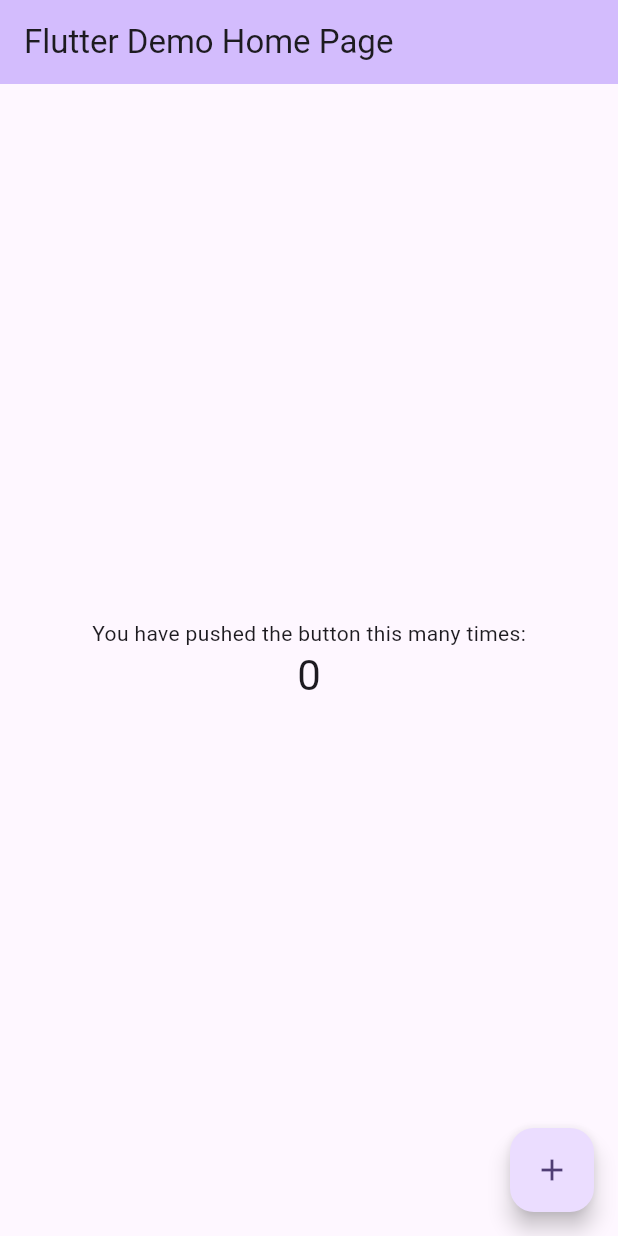
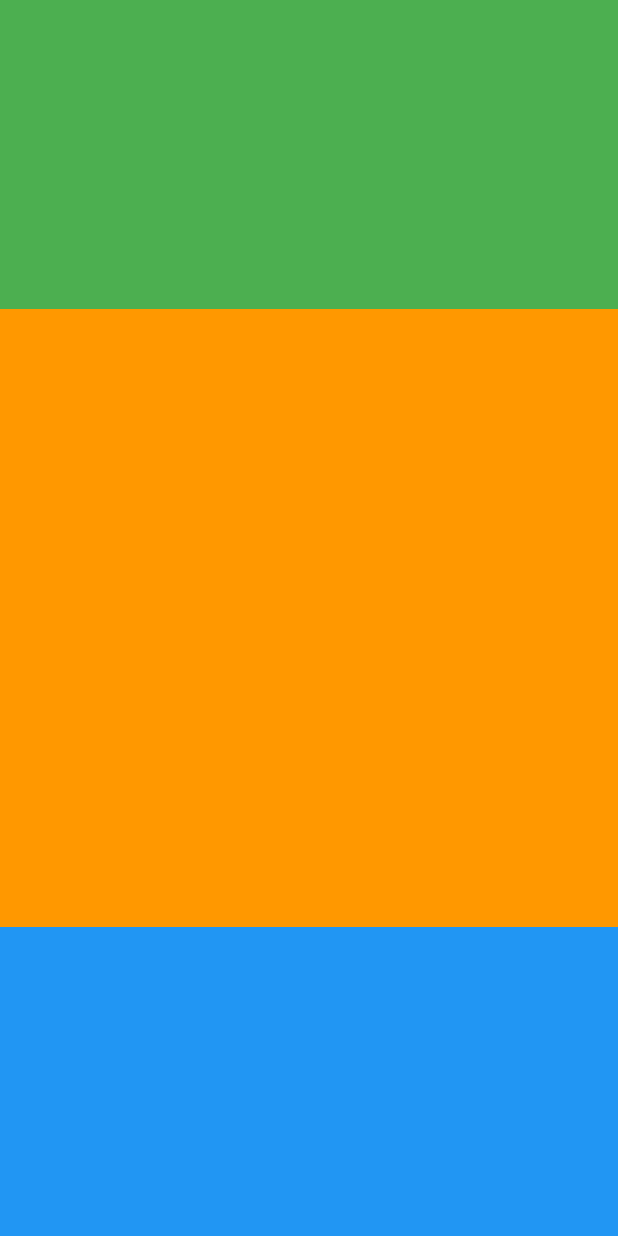
Before and after one commit to heereal/Pomodoro, a Flutter app: the screen it shows after launch, on a phone screen of 412 x 824 dp. Run offline on Flutter 3.47's test engine with Material 3 defaults, Android fonts, the phone set to English and light mode, and no system bars.

Commit message:
design: flexible widget

```diff
--- a/lib/main.dart
+++ b/lib/main.dart
@@ -1,4 +1,5 @@
 import 'package:flutter/material.dart';
+import 'package:pomodoro/screens/home_screen.dart';
 
 void main() {
   runApp(const MyApp());
@@ -11,115 +12,18 @@ class MyApp extends StatelessWidget {
   @override
   Widget build(BuildContext context) {
     return MaterialApp(
-      title: 'Flutter Demo',
       theme: ThemeData(
-        // This is the theme of your application.
-        //
-        // TRY THIS: Try running your application with "flutter run". You'll see
-        // the application has a purple toolbar. Then, without quitting the app,
-        // try changing the seedColor in the colorScheme below to Colors.green
-        // and then invoke "hot reload" (save your changes or press the "hot
-        // reload" button in a Flutter-supported IDE, or press "r" if you used
-        // the command line to start the app).
-        //
-        // Notice that the counter didn't reset back to zero; the application
-        // state is not lost during the reload. To reset the state, use hot
-        // restart instead.
-        //
-        // This works for code too, not just values: Most code changes can be
-        // tested with just a hot reload.
-        colorScheme: ColorScheme.fromSeed(seedColor: Colors.deepPurple),
-        useMaterial3: true,
+        colorScheme: ColorScheme.fromSwatch(
+          backgroundColor: const Color(0xFFE7626C),
+        ),
+        textTheme: const TextTheme(
+          displayLarge: TextStyle(
+            color: Color(0xFF232B55),
+          ),
+        ),
+        cardColor: const Color(0xFFF4EDDB),
       ),
-      home: const MyHomePage(title: 'Flutter Demo Home Page'),
+      home: const HomeScreen(),
     );
   }
 }
-
-class MyHomePage extends StatefulWidget {
-  const MyHomePage({super.key, required this.title});
-
-  // This widget is the home page of your application. It is stateful, meaning
-  // that it has a State object (defined below) that contains fields that affect
-  // how it looks.
-
-  // This class is the configuration for the state. It holds the values (in this
-  // case the title) provided by the parent (in this case the App widget) and
-  // used by the build method of the State. Fields in a Widget subclass are
-  // always marked "final".
-
-  final String title;
-
-  @override
-  State<MyHomePage> createState() => _MyHomePageState();
-}
-
-class _MyHomePageState extends State<MyHomePage> {
-  int _counter = 0;
-
-  void _incrementCounter() {
-    setState(() {
-      // This call to setState tells the Flutter framework that something has
-      // changed in this State, which causes it to rerun the build method below
-      // so that the display can reflect the updated values. If we changed
-      // _counter without calling setState(), then the build method would not be
-      // called again, and so nothing would appear to happen.
-      _counter++;
-    });
-  }
-
-  @override
-  Widget build(BuildContext context) {
-    // This method is rerun every time setState is called, for instance as done
-    // by the _incrementCounter method above.
-    //
-    // The Flutter framework has been optimized to make rerunning build methods
-    // fast, so that you can just rebuild anything that needs updating rather
-    // than having to individually change instances of widgets.
-    return Scaffold(
-      appBar: AppBar(
-        // TRY THIS: Try changing the color here to a specific color (to
-        // Colors.amber, perhaps?) and trigger a hot reload to see the AppBar
-        // change color while the other colors stay the same.
-        backgroundColor: Theme.of(context).colorScheme.inversePrimary,
-        // Here we take the value from the MyHomePage object that was created by
-        // the App.build method, and use it to set our appbar title.
-        title: Text(widget.title),
-      ),
-      body: Center(
-        // Center is a layout widget. It takes a single child and positions it
-        // in the middle of the parent.
-        child: Column(
-          // Column is also a layout widget. It takes a list of children and
-          // arranges them vertically. By default, it sizes itself to fit its
-          // children horizontally, and tries to be as tall as its parent.
-          //
-          // Column has various properties to control how it sizes itself and
-          // how it positions its children. Here we use mainAxisAlignment to
-          // center the children vertically; the main axis here is the vertical
-          // axis because Columns are vertical (the cross axis would be
-          // horizontal).
-          //
-          // TRY THIS: Invoke "debug painting" (choose the "Toggle Debug Paint"
-          // action in the IDE, or press "p" in the console), to see the
-          // wireframe for each widget.
-          mainAxisAlignment: MainAxisAlignment.center,
-          children: <Widget>[
-            const Text(
-              'You have pushed the button this many times:',
-            ),
-            Text(
-              '$_counter',
-              style: Theme.of(context).textTheme.headlineMedium,
-            ),
-          ],
-        ),
-      ),
-      floatingActionButton: FloatingActionButton(
-        onPressed: _incrementCounter,
-        tooltip: 'Increment',
-        child: const Icon(Icons.add),
-      ), // This trailing comma makes auto-formatting nicer for build methods.
-    );
-  }
-}
--- /dev/null
+++ b/lib/screens/home_screen.dart
@@ -0,0 +1,45 @@
+import 'package:flutter/material.dart';
+
+class HomeScreen extends StatefulWidget {
+  const HomeScreen({super.key});
+
+  @override
+  State<HomeScreen> createState() => _HomeScreenState();
+}
+
+class _HomeScreenState extends State<HomeScreen> {
+  @override
+  Widget build(BuildContext context) {
+    return Scaffold(
+      body: Column(
+        children: [
+          // UI를 비율에 기반해서 유연하게 만들어 주는 위젯
+          Flexible(
+            flex: 1,
+            child: Container(
+              decoration: const BoxDecoration(
+                color: Colors.green,
+              ),
+            ),
+          ),
+          Flexible(
+            flex: 2,
+            child: Container(
+              decoration: const BoxDecoration(
+                color: Colors.orange,
+              ),
+            ),
+          ),
+          Flexible(
+            flex: 1,
+            child: Container(
+              decoration: const BoxDecoration(
+                color: Colors.blue,
+              ),
+            ),
+          ),
+        ],
+      ),
+    );
+  }
+}
```
